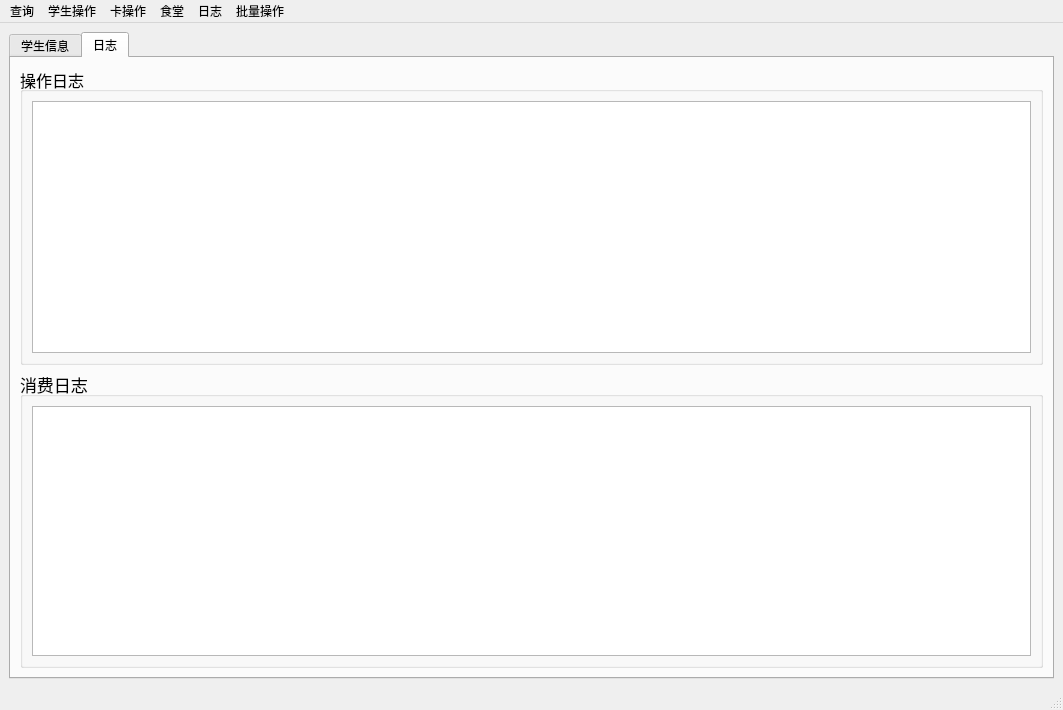
Before: the Qt Designer form mainwindow.ui in 2205794866/Hustcards_v2, drawn with Qt 5.
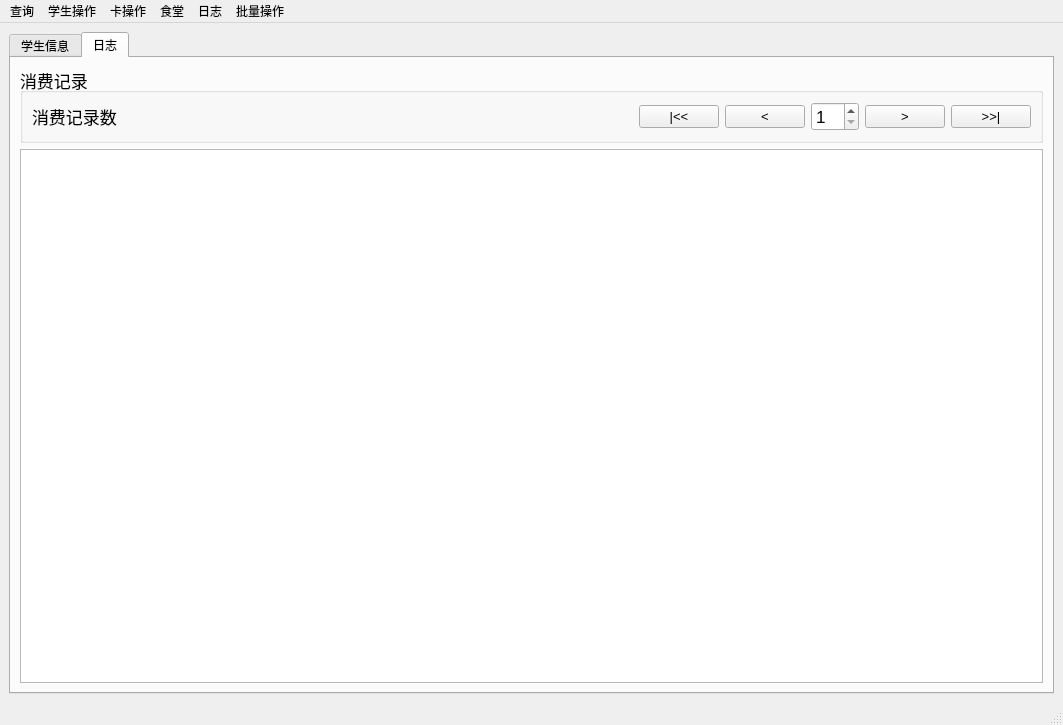
After: the same form once the commit is applied. The open tabs and pages were chosen to show the change. Icons and pictures are not drawn.

Commit message: 完成日志、食堂消费记录

What changed in the file:
```diff
--- a/mainwindow.ui
+++ b/mainwindow.ui
@@ -7,7 +7,7 @@
     <x>0</x>
     <y>0</y>
     <width>1063</width>
-    <height>710</height>
+    <height>725</height>
    </rect>
   </property>
   <property name="windowTitle">
@@ -104,23 +104,6 @@
         <string>日志</string>
        </attribute>
        <layout class="QVBoxLayout" name="verticalLayout_6">
-        <item>
-         <widget class="QGroupBox" name="groupBox_4">
-          <property name="font">
-           <font>
-            <pointsize>12</pointsize>
-           </font>
-          </property>
-          <property name="title">
-           <string>操作日志</string>
-          </property>
-          <layout class="QVBoxLayout" name="verticalLayout_5">
-           <item>
-            <widget class="QTableView" name="operation_list"/>
-           </item>
-          </layout>
-         </widget>
-        </item>
         <item>
          <widget class="QGroupBox" name="groupBox_3">
           <property name="font">
@@ -129,15 +112,90 @@
            </font>
           </property>
           <property name="title">
-           <string>消费日志</string>
+           <string>消费记录</string>
           </property>
-          <layout class="QVBoxLayout" name="verticalLayout_4">
+          <layout class="QHBoxLayout" name="horizontalLayout_2">
            <item>
-            <widget class="QTableView" name="consume_list"/>
+            <widget class="QLabel" name="nums">
+             <property name="text">
+              <string>消费记录数</string>
+             </property>
+            </widget>
+           </item>
+           <item>
+            <spacer name="horizontalSpacer">
+             <property name="orientation">
+              <enum>Qt::Horizontal</enum>
+             </property>
+             <property name="sizeHint" stdset="0">
+              <size>
+               <width>40</width>
+               <height>20</height>
+              </size>
+             </property>
+            </spacer>
+           </item>
+           <item>
+            <widget class="QPushButton" name="to_begin">
+             <property name="font">
+              <font>
+               <pointsize>10</pointsize>
+              </font>
+             </property>
+             <property name="text">
+              <string>|&lt;&lt;</string>
+             </property>
+            </widget>
+           </item>
+           <item>
+            <widget class="QPushButton" name="sub_one">
+             <property name="font">
+              <font>
+               <pointsize>10</pointsize>
+              </font>
+             </property>
+             <property name="text">
+              <string>&lt;</string>
+             </property>
+            </widget>
+           </item>
+           <item>
+            <widget class="QSpinBox" name="canteen_ID">
+             <property name="minimum">
+              <number>1</number>
+             </property>
+            </widget>
+           </item>
+           <item>
+            <widget class="QPushButton" name="add_one">
+             <property name="font">
+              <font>
+               <pointsize>10</pointsize>
+              </font>
+             </property>
+             <property name="text">
+              <string>&gt;</string>
+             </property>
+            </widget>
+           </item>
+           <item>
+            <widget class="QPushButton" name="to_end">
+             <property name="font">
+              <font>
+               <pointsize>10</pointsize>
+              </font>
+             </property>
+             <property name="text">
+              <string>&gt;&gt;|</string>
+             </property>
+            </widget>
            </item>
           </layout>
          </widget>
         </item>
+        <item>
+         <widget class="QTableView" name="record_list"/>
+        </item>
        </layout>
       </widget>
      </widget>
```
The commit also changes 21 other files.
